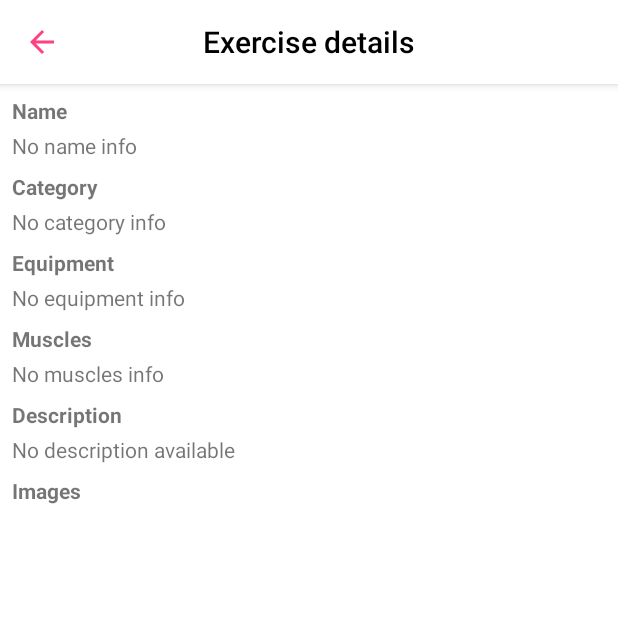
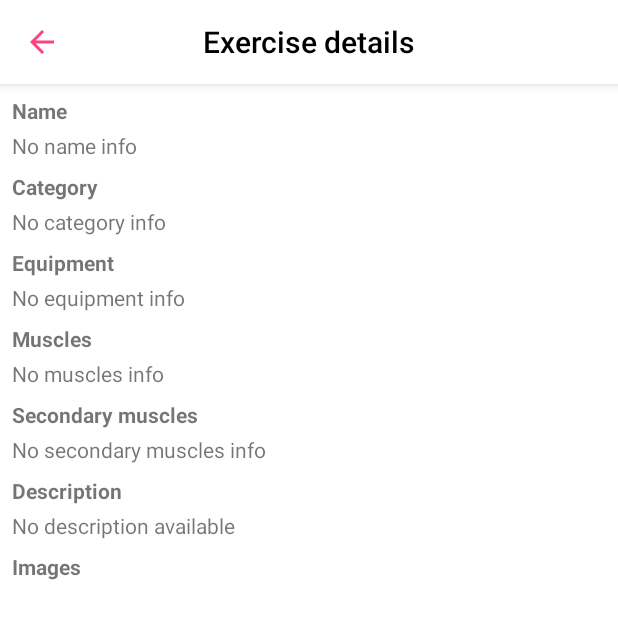
Before and after one commit to kyrillosgait/exercise-it, an Android app: the DetailActivity screen opened directly, with no data from a screen before it, on a phone screen of 412 x 824 dp. Shown: the top 619 px of the screen. Run offline under Robolectric (Android 15) with nearby library versions, the phone set to English and light mode, and no system bars; our stand-ins replace Room's generated code; pictures from the network do not load; 12 statements that could not run were skipped.

Commit message:
Added secondary muscles info in detail layout. Removed SORT_BY from the query that returns the exercise list.

```diff
--- a/app/build.gradle
+++ b/app/build.gradle
@@ -37,7 +37,7 @@ dependencies {
     implementation fileTree(include: ['*.jar'], dir: 'libs')
 
     // Debug
-//    debugImplementation 'com.amitshekhar.android:debug-db:1.0.4'
+    debugImplementation 'com.amitshekhar.android:debug-db:1.0.4'
 
     // AndroidX
     implementation "androidx.appcompat:appcompat:1.0.2"
--- a/app/src/main/java/com/kyril/gymondotest/db/ExerciseDao.kt
+++ b/app/src/main/java/com/kyril/gymondotest/db/ExerciseDao.kt
@@ -19,7 +19,7 @@ interface ExerciseDao {
     @Query("SELECT * FROM exercise WHERE id = :exerciseId")
     fun getExerciseById(exerciseId: Int): Exercise
 
-    @Query("SELECT * FROM exercise ORDER BY sort_id")
+    @Query("SELECT * FROM exercise")
     fun exercises(): DataSource.Factory<Int, Exercise>
 
     @Query("UPDATE exercise SET images = :images WHERE id = :exerciseId")
--- a/app/src/main/java/com/kyril/gymondotest/ui/detail/DetailActivity.kt
+++ b/app/src/main/java/com/kyril/gymondotest/ui/detail/DetailActivity.kt
@@ -99,6 +99,10 @@ class DetailActivity : AppCompatActivity() {
             exerciseMusclesTextView.text = exercise.muscles
         }
 
+        if (!exercise.secondaryMuscles.isNullOrBlank()) {
+            exerciseSecondaryMusclesTextView.text = exercise.secondaryMuscles
+        }
+
         if (!exercise.equipment.isNullOrBlank()) {
             exerciseEquipmentTextView.text = exercise.equipment
         }
@@ -110,7 +114,6 @@ class DetailActivity : AppCompatActivity() {
                 exerciseDescriptionTextView.text = Html.fromHtml(exercise.description)
             }
         }
-
     }
 
 }
--- a/app/src/main/java/com/kyril/gymondotest/ui/main/ExerciseAdapter.kt
+++ b/app/src/main/java/com/kyril/gymondotest/ui/main/ExerciseAdapter.kt
@@ -24,7 +24,7 @@ class ExerciseAdapter(
 
     class ExerciseDiffCallback : DiffUtil.ItemCallback<Exercise>() {
         override fun areItemsTheSame(oldItem: Exercise, newItem: Exercise): Boolean {
-            return oldItem.id == newItem.id
+            return oldItem.sortId == newItem.sortId
         }
 
         override fun areContentsTheSame(oldItem: Exercise, newItem: Exercise): Boolean {
--- a/app/src/main/java/com/kyril/gymondotest/ui/main/MainActivity.kt
+++ b/app/src/main/java/com/kyril/gymondotest/ui/main/MainActivity.kt
@@ -36,7 +36,6 @@ class MainActivity : AppCompatActivity() {
     private fun setUpToolbar() {
         setSupportActionBar(mainToolbar)
         supportActionBar?.setDisplayShowTitleEnabled(false)
-        toolbarTitleTextView?.setText(R.string.main_toolbar_title)
     }
 
     private fun setUpRecyclerView() {
--- a/app/src/main/res/layout/activity_detail.xml
+++ b/app/src/main/res/layout/activity_detail.xml
@@ -148,6 +148,30 @@
                 app:layout_constraintTop_toBottomOf="@+id/exerciseMusclesLabelTextView" />
 
             <TextView
+                android:id="@+id/exerciseSecondaryMusclesLabelTextView"
+                android:layout_width="wrap_content"
+                android:layout_height="wrap_content"
+                android:layout_marginStart="8dp"
+                android:layout_marginTop="8dp"
+                android:layout_marginEnd="8dp"
+                android:text="@string/detail_secondary_muscles_label"
+                android:textStyle="bold"
+                app:layout_constraintStart_toStartOf="parent"
+                app:layout_constraintTop_toBottomOf="@id/exerciseMusclesTextView" />
+
+            <TextView
+                android:id="@+id/exerciseSecondaryMusclesTextView"
+                android:layout_width="0dp"
+                android:layout_height="wrap_content"
+                android:layout_marginStart="8dp"
+                android:layout_marginTop="4dp"
+                android:layout_marginEnd="8dp"
+                android:text="@string/detail_no_secondary_muscles"
+                app:layout_constraintEnd_toEndOf="parent"
+                app:layout_constraintStart_toStartOf="parent"
+                app:layout_constraintTop_toBottomOf="@+id/exerciseSecondaryMusclesLabelTextView" />
+
+            <TextView
                 android:id="@+id/exerciseDescriptionLabelTextView"
                 android:layout_width="wrap_content"
                 android:layout_height="wrap_content"
@@ -157,7 +181,7 @@
                 android:text="@string/detail_description_label"
                 android:textStyle="bold"
                 app:layout_constraintStart_toStartOf="parent"
-                app:layout_constraintTop_toBottomOf="@id/exerciseMusclesTextView" />
+                app:layout_constraintTop_toBottomOf="@id/exerciseSecondaryMusclesTextView" />
 
             <TextView
                 android:id="@+id/exerciseDescriptionTextView"
--- a/app/src/main/res/layout/activity_main.xml
+++ b/app/src/main/res/layout/activity_main.xml
@@ -21,7 +21,7 @@
                 android:layout_width="wrap_content"
                 android:layout_height="wrap_content"
                 android:layout_gravity="center"
-                android:text=""
+                android:text="@string/main_toolbar_title"
                 android:textColor="@android:color/black" />
 
         </androidx.appcompat.widget.Toolbar>
--- a/app/src/main/res/values/strings.xml
+++ b/app/src/main/res/values/strings.xml
@@ -1,6 +1,6 @@
 <resources>
     <string name="app_name">Gymondo Test</string>
-    <string name="main_toolbar_title">Exercise List</string>
+    <string name="main_toolbar_title">Exercises</string>
     <string name="detail_language_image_view_content_description">Language flag</string>
     <string name="detail_category_label">Category</string>
     <string name="detail_name_label">Name</string>
@@ -17,4 +17,6 @@
     <string name="exercise_image_content_description">Exercise image</string>
     <string name="detail_toolbar_title">Exercise details</string>
     <string name="detail_no_images">No images available</string>
+    <string name="detail_secondary_muscles_label">Secondary muscles</string>
+    <string name="detail_no_secondary_muscles">No secondary muscles info</string>
 </resources>
```
Also changed, not shown: app/src/main/java/com/kyril/gymondotest/db/WgerLocalCache.kt (+14 -2 lines).
